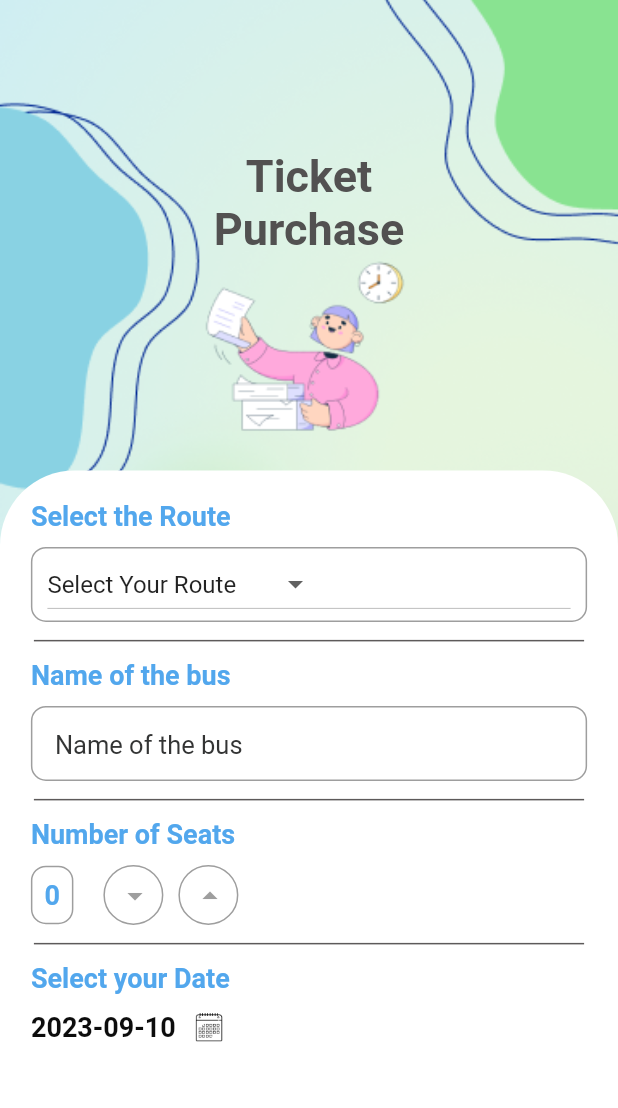
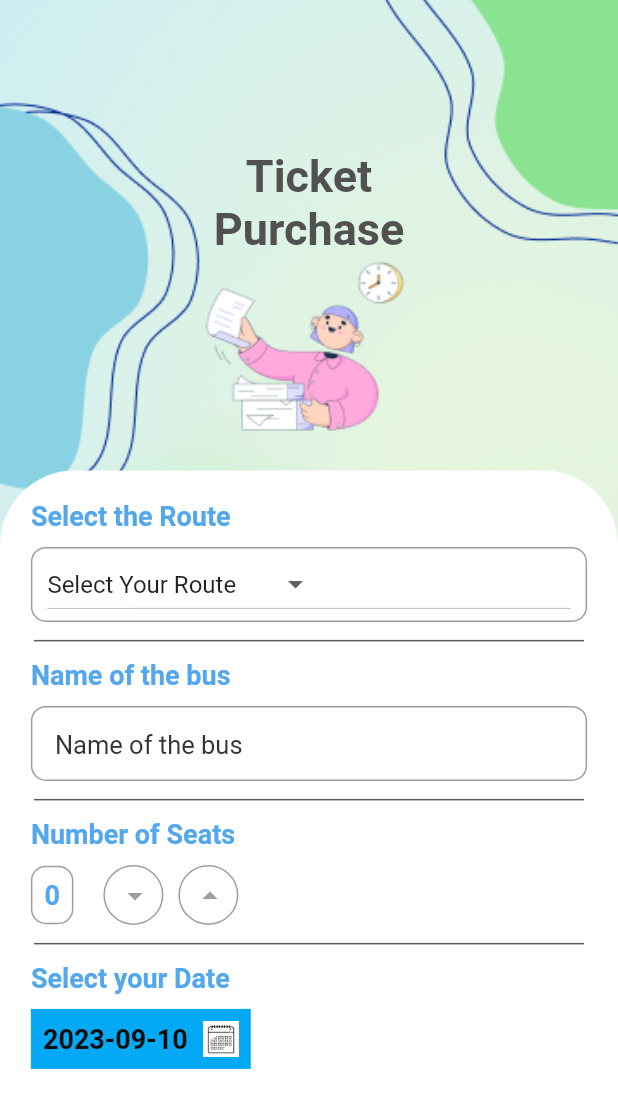
Before and after one commit to Chmx00/Shuttle-Service-Application, a Flutter app: the PaymentPage screen opened directly, on a phone screen of 412 x 824 dp. Shown: the top 1108 px of the screen. Run offline on Flutter 3.47's test engine with Material 2 defaults, Android fonts, the phone set to English and light mode, and no system bars; our stand-ins replace table_calendar.

Commit message:
add the color filled box to the date

```diff
--- a/lib/pages/sub_pages/purchase.dart
+++ b/lib/pages/sub_pages/purchase.dart
@@ -1,4 +1,4 @@
-// ignore_for_file: prefer_const_constructors, library_private_types_in_public_api, use_key_in_widget_constructors, unused_import
+// ignore_for_file: prefer_const_constructors, library_private_types_in_public_api, use_key_in_widget_constructors, unused_import, unnecessary_string_interpolations
 
 import 'package:flutter/material.dart';
 import 'package:table_calendar/table_calendar.dart';
@@ -304,12 +304,22 @@ class _PaymentPageState extends State<PaymentPage> {
                               Row(
                                 mainAxisAlignment: MainAxisAlignment.start,
                                 children: [
+                                  Container(
+                                    // Wrap the Row with a Container
+                                    color: Colors
+                                        .lightBlue, // Set the background color
+                                    padding: EdgeInsets.all(
+                                        8.0), // Add padding to the container
+                                    child: Row(
+                                      // Nested Row containing the date and icon
+                                      children: [
                                         Text(
                                           '${DateFormat('yyyy-MM-dd').format(selectedDate)}',
                                           style: TextStyle(
                                             fontSize: 18.0,
                                             fontWeight: FontWeight.bold,
-                                      color: Color.fromARGB(255, 12, 12, 12),
+                                            color:
+                                                Color.fromARGB(255, 12, 12, 12),
                                           ),
                                         ),
                                         SizedBox(
@@ -324,7 +334,10 @@ class _PaymentPageState extends State<PaymentPage> {
                                           ),
                                         ),
                                       ],
-                              )
+                                    ),
+                                  ),
+                                ],
+                              ),
                             ],
                           ),
                         ),
```
Also changed, not shown: pubspec.lock. Lines whose indentation alone changed are shown as unchanged.
